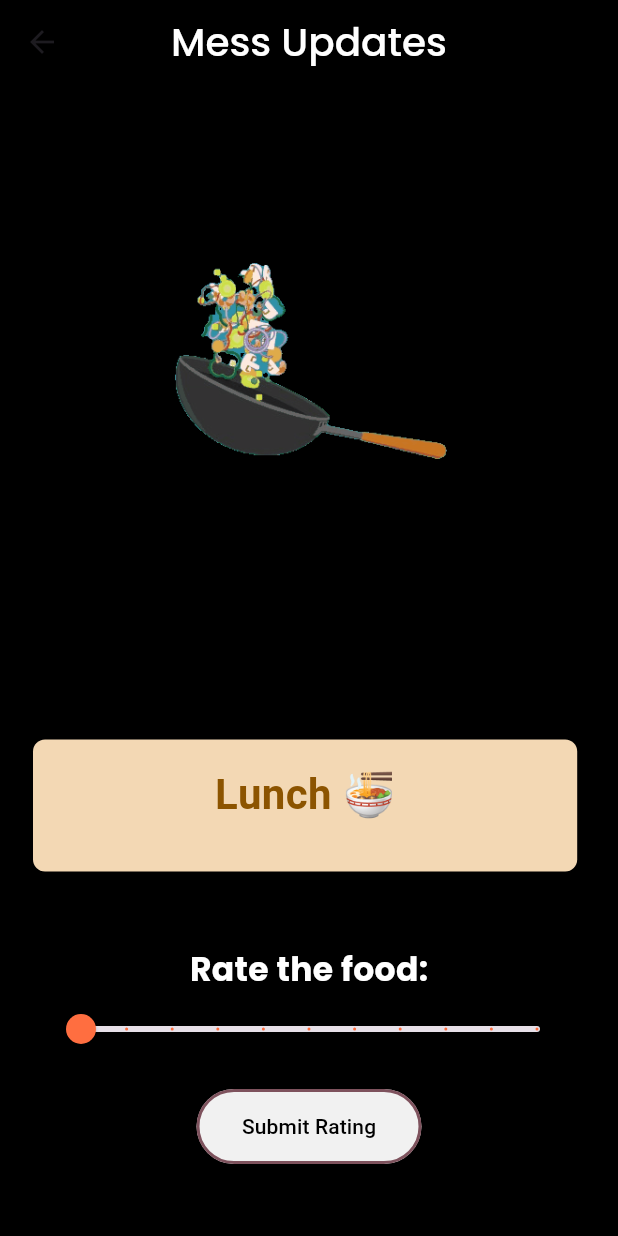
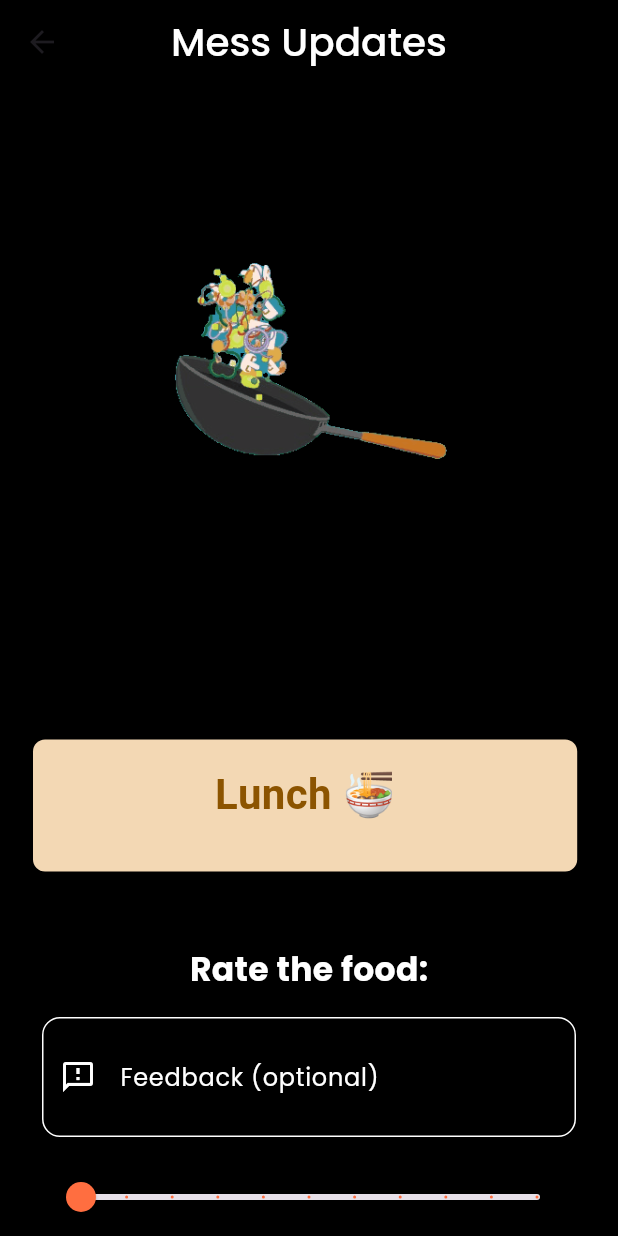
Before and after one commit to PixelWeavers/dosra_ghar, a Flutter app: the MenuScreen screen opened directly, on a phone screen of 412 x 824 dp. Run offline on Flutter 3.47's test engine with Material 3 defaults, Android fonts, the phone set to English and light mode, and no system bars; our stand-ins replace another_flushbar, cloud_firestore, firebase_auth, firebase_core, flutter_spinkit, flutter_svg and 4 more; accounts and stored records are empty.

Commit message:
mess feedback

```diff
--- a/lib/main.dart
+++ b/lib/main.dart
@@ -5,10 +5,7 @@ import 'package:dosra_ghar/providers/menu_provider.dart';
 import 'package:dosra_ghar/providers/user_provider.dart';
 import 'package:dosra_ghar/utils/auth.dart';
 import 'package:dosra_ghar/views/auth_view.dart';
-import 'package:dosra_ghar/views/chatIntiator.dart';
-import 'package:dosra_ghar/views/home.dart';
 import 'package:dosra_ghar/views/addComplain.dart';
-import 'package:dosra_ghar/views/issues_view.dart';
 import 'package:dosra_ghar/views/menu.dart';
 import 'package:firebase_core/firebase_core.dart';
 import 'package:flutter/material.dart';
@@ -54,7 +51,7 @@ class MyApp extends StatelessWidget {
                   return const CircularProgressIndicator();
                 } else {
                   if (snapshot.hasData && snapshot.data!) {
-                    return  IssueListScreen();
+                    return MenuScreen();
                   } else {
                     return const AuthView();
                   }
--- a/lib/models/rating.dart
+++ b/lib/models/rating.dart
@@ -2,11 +2,13 @@ class Rating {
   final String userId;
   final double rating;
   final String timestamp;
+  final String feedback; // New property
 
   Rating({
     required this.userId,
     required this.rating,
     required this.timestamp,
+    required this.feedback, // Update constructor parameter
   });
 
   // Convert the Rating object to a Map
@@ -15,6 +17,7 @@ class Rating {
       'userId': userId,
       'rating': rating,
       'timestamp': timestamp,
+      'feedback': feedback, // Include feedback in the map
     };
   }
 }
--- a/lib/providers/menu_provider.dart
+++ b/lib/providers/menu_provider.dart
@@ -7,7 +7,7 @@ class MMenuProvider extends ChangeNotifier {
 List _menu =[];
 Future<void> fetchMenu(String messType, String day, String meal) async {
   try {
-    print("lunch");
+
     _documentSnapshot = await firestore
         .collection('mess')
         .doc(messType)
--- a/lib/views/menu.dart
+++ b/lib/views/menu.dart
@@ -1,5 +1,6 @@
 import 'package:dosra_ghar/providers/menu_provider.dart';
 import 'package:dosra_ghar/utils/utils.dart';
+import 'package:dosra_ghar/widgets/feedback.dart';
 import 'package:dosra_ghar/widgets/mess_menu_card.dart';
 import 'package:dosra_ghar/widgets/rating.dart';
 import 'package:flutter/material.dart';
@@ -62,7 +63,9 @@ class _MenuScreenState extends State<MenuScreen> {
                 ),
               ),
             MessMenuCard(title: 'Lunch', items: lunch),
+
             if (userType == "Regular") const RatingScreen(),
+
           ],
         ),
       ),
--- a/lib/widgets/rating.dart
+++ b/lib/widgets/rating.dart
@@ -1,12 +1,12 @@
+import 'package:flutter/material.dart';
 import 'package:cloud_firestore/cloud_firestore.dart';
 import 'package:dosra_ghar/models/rating.dart';
 import 'package:dosra_ghar/utils/utils.dart';
-import 'package:flutter/material.dart';
 import 'package:google_fonts/google_fonts.dart';
 import 'package:intl/intl.dart';
 
 class RatingScreen extends StatefulWidget {
-  const RatingScreen({super.key});
+  const RatingScreen({Key? key}) : super(key: key);
 
   @override
   _RatingScreenState createState() => _RatingScreenState();
@@ -14,31 +14,53 @@ class RatingScreen extends StatefulWidget {
 
 class _RatingScreenState extends State<RatingScreen> {
   double _rating = 0.0;
-  var id =1;
+  var id = 1;
   var uid;
-  void _submitRating() async {
-   // final user = FirebaseAuth.instance.currentUser;
-   // final userId = user?.uid;
+  String _feedback = '';
+
+  final GlobalKey<FormState> _formKey = GlobalKey<FormState>();
+
+  Future<void> _submitRatingAndFeedback() async {
+    // Get current date
     DateTime now = DateTime.now();
     String formattedDate = DateFormat('yyyy-MM-dd').format(now);
 
-   // if (userId != null) {
-    id= id+1;
+    // Increment id for rating
+    id = id + 1;
     uid = id.toString();
+
+    // Create rating object
     final rating = Rating(
       userId: uid,
       rating: _rating,
       timestamp: formattedDate,
+      feedback: _feedback,
     );
 
-      await FirebaseFirestore.instance
-          .collection('ratings')
-          .add(rating.toMap());
+    try {
+      // Store rating data in Firestore
+      await FirebaseFirestore.instance.collection('ratings').add(rating.toMap());
 
-      Utils.flushBarErrorMessage('Rating submitted successfully!', context);
-    //} else {
-     // Utils.flushBarErrorMessage('Please log in to submit a rating.', context);
-  //  }
+      // Store feedback data in Firestore
+      await FirebaseFirestore.instance.collection('feedback').add({
+        'feedback': _feedback,
+        'timestamp': Timestamp.now(),
+      });
+
+      // Show success message or navigate to another screen
+      Utils.flushBarErrorMessage('Rating and feedback submitted successfully!', context);
+
+      // Clear the form after submission
+      _formKey.currentState!.reset();
+      setState(() {
+        _rating = 0;
+        _feedback = '';
+      });
+    } catch (error) {
+      // Handle error
+      print('Error submitting rating and feedback: $error');
+
+    }
   }
 
   @override
@@ -51,17 +73,32 @@ class _RatingScreenState extends State<RatingScreen> {
           borderRadius: BorderRadius.circular(8),
         ),
         child: Column(
-
           children: [
             Text(
               'Rate the food:',
               style: GoogleFonts.poppins(
                 fontSize: 22,
                 fontWeight: FontWeight.bold,
-                decoration: TextDecoration.none,
-               color: Colors.white
+                color: Colors.white,
               ),
             ),
+            SizedBox(height: 16),
+            TextFormField(
+              style: TextStyle(color: Colors.white),
+              decoration: InputDecoration(
+                prefixIcon: Icon(Icons.feedback_outlined),
+                prefixIconColor: Colors.white,
+                label: Text('Feedback (optional)', style: GoogleFonts.poppins(color: Colors.white)),
+                enabledBorder: OutlineInputBorder(borderRadius: BorderRadius.circular(12), borderSide: BorderSide(color: Colors.white)),
+              ),
+              maxLines: 2,
+              onChanged: (value) {
+                setState(() {
+                  _feedback = value;
+                });
+              },
+            ),
+            SizedBox(height: 16),
             Material(
               color: Colors.transparent,
               child: Slider(
@@ -77,12 +114,17 @@ class _RatingScreenState extends State<RatingScreen> {
                 },
               ),
             ),
-            const SizedBox(height: 16),
-            ElevatedButton(onPressed: _submitRating,
-            style: ElevatedButton.styleFrom(backgroundColor: const Color.fromARGB(255, 241, 241, 241),
+            SizedBox(height: 16),
+            ElevatedButton(
+              onPressed: _submitRatingAndFeedback,
+              style: ElevatedButton.styleFrom(
+                backgroundColor: const Color.fromARGB(255, 241, 241, 241),
                 foregroundColor: Colors.black,
-            side: BorderSide( color: Theme.of(context).colorScheme.tertiary, width: 2),
-             fixedSize: const Size(150, 50)),child: const Text('Submit Rating'),)
+                side: BorderSide(color: Theme.of(context).colorScheme.tertiary, width: 2),
+                fixedSize: const Size(150, 50),
+              ),
+              child: Text('Submit Rating'),
+            )
           ],
         ),
       ),
```
Also changed, not shown: lib/widgets/feedback.dart (added, +30 -0 lines). Lines whose indentation alone changed are shown as unchanged.
